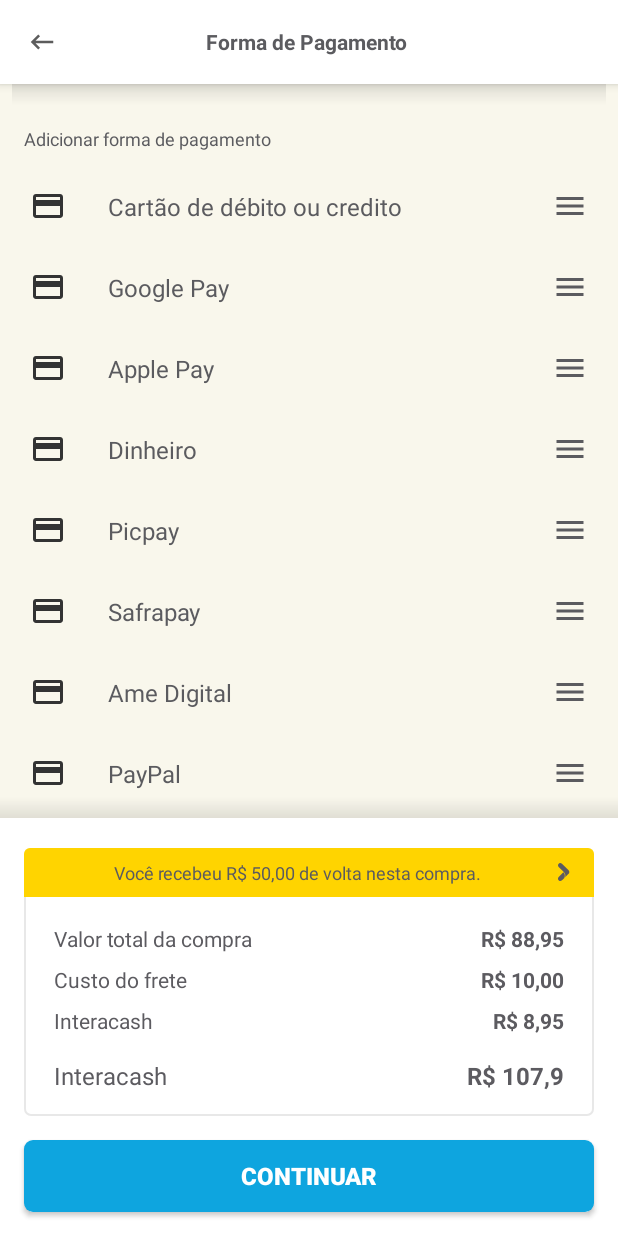
After one commit to premacck/interact, an Android app: the layout activity_form_of_payment_with_product.xml on its own in the app's theme, with its tools: preview values and no code run, on a phone screen of 412 x 824 dp. The commit adds this screen. Run offline under Robolectric (Android 15) with nearby library versions, the phone set to English and light mode, and no system bars.

Commit message:
Added "Forms of payment with product" screen

```diff
--- a/app/src/main/AndroidManifest.xml
+++ b/app/src/main/AndroidManifest.xml
@@ -142,6 +142,12 @@
       android:theme="@style/AppTheme.NoActionBar"
       android:windowSoftInputMode="adjustResize" />
 
+    <activity
+      android:name=".payment.ui.FormOfPaymentWithProductActivity"
+      android:screenOrientation="portrait"
+      android:theme="@style/AppTheme.NoActionBar"
+      android:windowSoftInputMode="adjustResize" />
+
   </application>
 
 </manifest>
--- a/app/src/main/java/com/techmesystem/intera/base/view/CustomEditText.kt
+++ b/app/src/main/java/com/techmesystem/intera/base/view/CustomEditText.kt
@@ -53,6 +53,7 @@
       }
       2 -> { // Password
         et_input_text_1?.inputType = TYPE_CLASS_TEXT or TYPE_TEXT_VARIATION_PASSWORD
+        tv_title?.typeface?.let { et_input_text_1?.typeface = it }
       }
       3 -> { // Email
         et_input_text_1?.inputType = TYPE_TEXT_VARIATION_EMAIL_ADDRESS
--- a/app/src/main/java/com/techmesystem/intera/base/view/OrderLogistics.kt
+++ b/app/src/main/java/com/techmesystem/intera/base/view/OrderLogistics.kt
@@ -6,6 +6,7 @@
 import com.techmesystem.intera.R
 import com.techmesystem.intera.util.attachLayout
 import com.techmesystem.intera.util.enableOrDisable
+import com.techmesystem.intera.util.onDebounceClick
 import kotlinx.android.synthetic.main.item_order_logistics.view.*
 
 /**
@@ -30,4 +31,6 @@
     et_address?.enableOrDisable(isEnabled, 1f)
     tv_payment?.enableOrDisable(isEnabled, 1f)
   }
+
+  fun onFormOfPaymentClick(action: () -> Unit) = tv_payment?.onDebounceClick { action() }
 }
--- a/app/src/main/java/com/techmesystem/intera/checkout/ui/OrderStatusActivity.kt
+++ b/app/src/main/java/com/techmesystem/intera/checkout/ui/OrderStatusActivity.kt
@@ -4,6 +4,7 @@
 import android.os.Bundle
 import com.techmesystem.intera.R
 import com.techmesystem.intera.base.BaseActivity
+import com.techmesystem.intera.payment.ui.FormOfPaymentActivity
 import kotlinx.android.synthetic.main.activity_order_status.*
 import org.jetbrains.anko.startActivity
 
@@ -21,5 +22,10 @@
     setContentView(R.layout.activity_order_status)
     toolbar.onBackNavigation { onBackPressed() }
     OrderReceivedBottomSheet().show(supportFragmentManager)
+    initListeners()
+  }
+
+  private fun initListeners() {
+    order_logistics.onFormOfPaymentClick { FormOfPaymentActivity.launchForResult(this) }
   }
 }
--- a/app/src/main/java/com/techmesystem/intera/checkout/ui/OrderSummaryActivity.kt
+++ b/app/src/main/java/com/techmesystem/intera/checkout/ui/OrderSummaryActivity.kt
@@ -4,6 +4,7 @@
 import android.os.Bundle
 import com.techmesystem.intera.R
 import com.techmesystem.intera.base.BaseActivity
+import com.techmesystem.intera.payment.ui.FormOfPaymentActivity
 import com.techmesystem.intera.request.model.ProductRequest
 import com.techmesystem.intera.request.ui.RequestDetailActivity.Companion.REQUEST
 import com.techmesystem.intera.util.onDebounceClick
@@ -41,5 +42,8 @@
     btn_checkout.onDebounceClick {
       OrderStatusActivity.launch(this)
     }
+    order_logistics.onFormOfPaymentClick {
+      FormOfPaymentActivity.launchForResult(this)
+    }
   }
 }
--- a/app/src/main/java/com/techmesystem/intera/payment/view/PaymentOptionItem.kt
+++ b/app/src/main/java/com/techmesystem/intera/payment/view/PaymentOptionItem.kt
@@ -7,6 +7,7 @@
 import com.techmesystem.intera.R
 import com.techmesystem.intera.util.attachLayout
 import kotlinx.android.synthetic.main.item_payment_option.view.*
+import org.jetbrains.anko.backgroundResource
 import org.jetbrains.anko.imageResource
 
 /**
@@ -19,6 +20,7 @@
   init {
     orientation = HORIZONTAL
     attachLayout(R.layout.item_payment_option)
+    backgroundResource = R.drawable.ripple_rect
 
     val array = context.obtainStyledAttributes(attrs, R.styleable.PaymentOptionItem)
 
--- a/app/src/main/java/com/techmesystem/intera/profile/ui/ProfileFragment.kt
+++ b/app/src/main/java/com/techmesystem/intera/profile/ui/ProfileFragment.kt
@@ -7,6 +7,7 @@
 import com.techmesystem.intera.favorite.ui.FavoriteActivity
 import com.techmesystem.intera.notification.ui.NotificationActivity
 import com.techmesystem.intera.payment.ui.FormOfPaymentActivity
+import com.techmesystem.intera.payment.ui.FormOfPaymentWithProductActivity
 import com.techmesystem.intera.request.ui.RequestsActivity
 import com.techmesystem.intera.util.onDebounceClick
 import kotlinx.android.synthetic.main.fragment_profile.*
@@ -29,6 +30,8 @@
 
   private fun initListeners() {
     btn_add?.onDebounceClick { AddMoneyActivity.launch(context) }
+    tv_interacash_balance?.onDebounceClick { FormOfPaymentWithProductActivity.launch(context) }
+    tv_edit_interacash_balance?.onDebounceClick { FormOfPaymentWithProductActivity.launch(context) }
 
     tv_personal_data?.onDebounceClick { PersonalDataActivity.launch(context) }
     tv_requests?.onDebounceClick { RequestsActivity.launch(context) }
--- a/app/src/main/java/com/techmesystem/intera/request/ui/RequestDetailActivity.kt
+++ b/app/src/main/java/com/techmesystem/intera/request/ui/RequestDetailActivity.kt
@@ -5,6 +5,7 @@
 import com.techmesystem.intera.R
 import com.techmesystem.intera.base.BaseActivity
 import com.techmesystem.intera.help.ui.HelpActivity
+import com.techmesystem.intera.payment.ui.FormOfPaymentActivity
 import com.techmesystem.intera.request.model.ProductRequest
 import com.techmesystem.intera.util.onDebounceClick
 import kotlinx.android.synthetic.main.activity_request_detail.*
@@ -46,6 +47,9 @@
       toast("help")
       HelpActivity.launch(this)
     }
+    order_logistics.onFormOfPaymentClick {
+      FormOfPaymentActivity.launchForResult(this)
+    }
     btn_cancel.onDebounceClick { finish() }
   }
 }
--- /dev/null
+++ b/app/src/main/res/layout/activity_form_of_payment_with_product.xml
@@ -0,0 +1,150 @@
+<?xml version="1.0" encoding="utf-8"?>
+<androidx.constraintlayout.widget.ConstraintLayout xmlns:android="http://schemas.android.com/apk/res/android"
+  xmlns:app="http://schemas.android.com/apk/res-auto"
+  android:layout_width="match_parent"
+  android:layout_height="match_parent"
+  android:background="@color/color_f9f7ec">
+
+  <com.techmesystem.intera.base.view.InteraToolbar
+    android:id="@+id/toolbar"
+    android:layout_width="@dimen/margin_0dp"
+    android:layout_height="wrap_content"
+    app:backNavigationDrawable="@drawable/ic_back_arrow"
+    app:backgroundColor="@color/white"
+    app:layout_constraintEnd_toEndOf="parent"
+    app:layout_constraintStart_toStartOf="parent"
+    app:layout_constraintTop_toTopOf="parent"
+    app:toolbarElevation="0"
+    app:toolbarTitle="@string/form_of_payment" />
+
+  <View
+    android:id="@+id/v_top_shadow"
+    style="@style/ShadowBottom"
+    android:layout_marginStart="@dimen/margin_8dp"
+    android:layout_marginEnd="@dimen/margin_8dp"
+    app:layout_constraintEnd_toEndOf="parent"
+    app:layout_constraintStart_toStartOf="parent"
+    app:layout_constraintTop_toBottomOf="@id/toolbar" />
+
+  <ScrollView
+    android:layout_width="@dimen/margin_0dp"
+    android:layout_height="0dp"
+    app:layout_constraintBottom_toTopOf="@id/cl_bottom_layout"
+    app:layout_constraintEnd_toEndOf="parent"
+    app:layout_constraintStart_toStartOf="parent"
+    app:layout_constraintTop_toBottomOf="@+id/toolbar">
+
+    <LinearLayout
+      android:layout_width="match_parent"
+      android:layout_height="wrap_content"
+      android:orientation="vertical">
+
+      <TextView
+        android:id="@+id/tv_other_payment_header"
+        style="@style/Text12WrapWrap"
+        android:layout_marginStart="@dimen/margin_16dp"
+        android:layout_marginTop="@dimen/margin_28dp"
+        android:text="@string/add_payment_method" />
+
+      <com.techmesystem.intera.payment.view.PaymentOptionItem
+        android:id="@+id/poi_debit_or_credit_card"
+        android:layout_width="match_parent"
+        android:layout_height="wrap_content"
+        android:layout_marginTop="@dimen/margin_10dp"
+        app:poi_drawableStart="@drawable/ic_payment"
+        app:poi_text="@string/debit_or_credit_card" />
+
+      <com.techmesystem.intera.payment.view.PaymentOptionItem
+        android:id="@+id/poi_google_pay"
+        android:layout_width="match_parent"
+        android:layout_height="wrap_content"
+        app:poi_drawableStart="@drawable/ic_google_pay"
+        app:poi_text="@string/google_pay" />
+
+      <com.techmesystem.intera.payment.view.PaymentOptionItem
+        android:id="@+id/poi_apple_pay"
+        android:layout_width="match_parent"
+        android:layout_height="wrap_content"
+        app:poi_drawableStart="@drawable/ic_apple_pay"
+        app:poi_text="@string/apple_pay" />
+
+      <com.techmesystem.intera.payment.view.PaymentOptionItem
+        android:id="@+id/poi_money"
+        android:layout_width="match_parent"
+        android:layout_height="wrap_content"
+        app:poi_drawableStart="@drawable/ic_money"
+        app:poi_text="@string/money" />
+
+      <com.techmesystem.intera.payment.view.PaymentOptionItem
+        android:id="@+id/poi_pic_pay"
+        android:layout_width="match_parent"
+        android:layout_height="wrap_content"
+        app:poi_drawableStart="@drawable/ic_pic_pay"
+        app:poi_text="@string/pic_pay" />
+
+      <com.techmesystem.intera.payment.view.PaymentOptionItem
+        android:id="@+id/poi_safra_pay"
+        android:layout_width="match_parent"
+        android:layout_height="wrap_content"
+        app:poi_drawableStart="@drawable/ic_payment"
+        app:poi_text="@string/safra_pay" />
+
+      <com.techmesystem.intera.payment.view.PaymentOptionItem
+        android:id="@+id/poi_ame_digital"
+        android:layout_width="match_parent"
+        android:layout_height="wrap_content"
+        app:poi_drawableStart="@drawable/ic_ame_digital"
+        app:poi_text="@string/ame_digital" />
+
+      <com.techmesystem.intera.payment.view.PaymentOptionItem
+        android:id="@+id/poi_pay_pal"
+        android:layout_width="match_parent"
+        android:layout_height="wrap_content"
+        app:poi_drawableStart="@drawable/ic_pay_pal"
+        app:poi_text="@string/pay_pal" />
+    </LinearLayout>
+  </ScrollView>
+
+  <View
+    style="@style/ShadowTop"
+    android:layout_width="0dp"
+    app:layout_constraintBottom_toTopOf="@+id/cl_bottom_layout"
+    app:layout_constraintEnd_toEndOf="parent"
+    app:layout_constraintStart_toStartOf="parent" />
+
+  <androidx.constraintlayout.widget.ConstraintLayout
+    android:id="@+id/cl_bottom_layout"
+    android:layout_width="@dimen/margin_0dp"
+    android:layout_height="wrap_content"
+    android:background="@color/white"
+    app:layout_constraintBottom_toBottomOf="parent"
+    app:layout_constraintEnd_toEndOf="parent"
+    app:layout_constraintStart_toStartOf="parent">
+
+    <com.techmesystem.intera.base.view.TotalAmountItem
+      android:id="@+id/total_amount"
+      android:layout_width="@dimen/margin_0dp"
+      android:layout_height="wrap_content"
+      android:layout_marginTop="@dimen/margin_20dp"
+      app:amount_cashbackAllowed="true"
+      app:amount_interaCash="8,95"
+      app:amount_purchaseAmount="88,95"
+      app:amount_shippingCost="10,00"
+      app:layout_constraintEnd_toEndOf="parent"
+      app:layout_constraintStart_toStartOf="parent"
+      app:layout_constraintTop_toTopOf="parent" />
+
+    <Button
+      android:id="@+id/btn_continue"
+      style="@style/ButtonPrimary"
+      android:layout_width="@dimen/margin_0dp"
+      android:layout_margin="@dimen/margin_16dp"
+      android:text="@string/continue_"
+      app:layout_constraintBottom_toBottomOf="parent"
+      app:layout_constraintEnd_toEndOf="parent"
+      app:layout_constraintStart_toStartOf="parent"
+      app:layout_constraintTop_toBottomOf="@+id/total_amount" />
+
+  </androidx.constraintlayout.widget.ConstraintLayout>
+
+</androidx.constraintlayout.widget.ConstraintLayout>
--- a/app/src/main/res/layout/bottom_sheet_order_received.xml
+++ b/app/src/main/res/layout/bottom_sheet_order_received.xml
@@ -29,7 +29,7 @@
   <TextView
     android:id="@+id/tv_reload_and_complete"
     style="@style/Text18BoldWrapWrap"
-    android:layout_marginTop="@dimen/margin_72dp"
+    android:layout_marginTop="@dimen/margin_56dp"
     android:text="@string/reload_and_complete"
     app:layout_constraintEnd_toEndOf="parent"
     app:layout_constraintStart_toStartOf="parent"
--- a/app/src/main/res/values/strings.xml
+++ b/app/src/main/res/values/strings.xml
@@ -185,5 +185,6 @@
   <string name="sample_add_money">30,00</string>
   <string name="add_money_hint">88,88</string>
   <string name="now_you_are_part_of_intera_club">Agora você faz parte do Clube Intera :)</string>
+  <string name="save">Salvar</string>
 </resources>
 <!--\u000D-->
```
Also changed, not shown: app/src/main/java/com/techmesystem/intera/payment/ui/FormOfPaymentActivity.kt (+15 -1 lines), app/src/main/java/com/techmesystem/intera/payment/ui/FormOfPaymentWithProductActivity.kt (added, +31 -0 lines), app/src/main/java/com/techmesystem/intera/payment/view/CardDataActivity.kt (+28 -2 lines), app/src/main/res/layout/activity_card_data.xml (+17 -3 lines).
